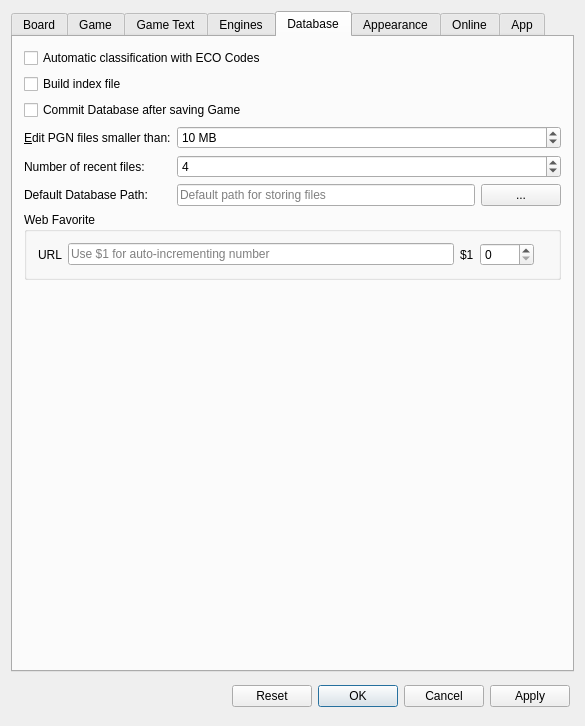
This is src/dialogs/preferences.ui in Isarhamster/chessx as Qt 5 draws it before an edit. The edited form follows.
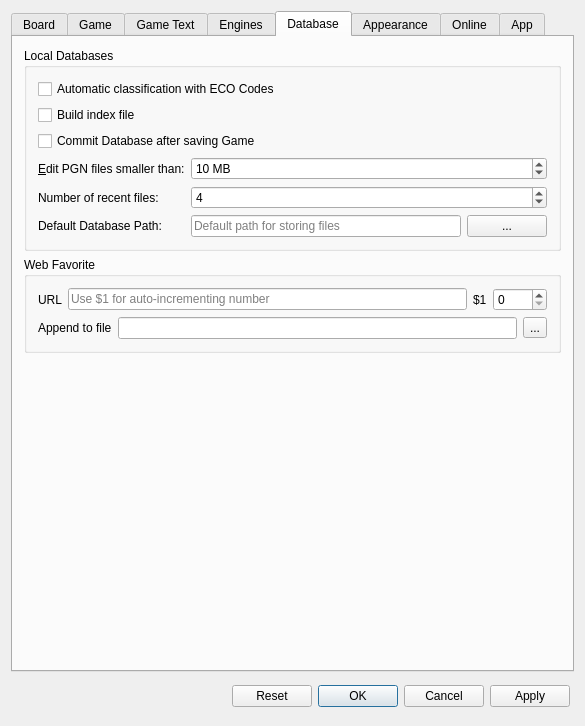
This is the edited form. The open tabs and pages were chosen to show the change. Icons and pictures are not drawn. Custom widgets are drawn as their Qt base class.

The edit to the form file:
```diff
--- a/src/dialogs/preferences.ui
+++ b/src/dialogs/preferences.ui
@@ -1017,6 +1017,12 @@
       </attribute>
       <layout class="QVBoxLayout" name="verticalLayout_10">
        <item>
+        <widget class="QGroupBox" name="groupLocal">
+         <property name="title">
+          <string>Local Databases</string>
+         </property>
+         <layout class="QVBoxLayout" name="verticalLayout_14">
+          <item>
         <widget class="QCheckBox" name="automaticECO">
          <property name="text">
           <string>Automatic classification with ECO Codes</string>
@@ -1127,12 +1133,17 @@
          </item>
         </layout>
        </item>
+         </layout>
+        </widget>
+       </item>
        <item>
         <widget class="QGroupBox" name="anchor_webfavorite">
          <property name="title">
           <string>Web Favorite</string>
          </property>
-         <layout class="QHBoxLayout" name="horizontalLayout_7">
+         <layout class="QVBoxLayout" name="verticalLayout_15">
+          <item>
+           <layout class="QHBoxLayout" name="horizontalLayout_27">
           <item>
            <widget class="QLabel" name="label_11">
             <property name="text">
@@ -1164,12 +1175,45 @@
             </property>
            </widget>
           </item>
+           </layout>
+          </item>
+          <item>
+           <layout class="QHBoxLayout" name="horizontalLayout_7">
           <item>
            <widget class="QLabel" name="label_23">
             <property name="text">
-             <string/>
-            </property>
-           </widget>
+               <string>Append to file</string>
+              </property>
+              <property name="buddy">
+               <cstring>editWebDestination</cstring>
+              </property>
+             </widget>
+            </item>
+            <item>
+             <widget class="QLineEdit" name="editWebDestination">
+              <property name="inputMethodHints">
+               <set>Qt::ImhUrlCharactersOnly</set>
+              </property>
+              <property name="text">
+               <string notr="true"/>
+              </property>
+              <property name="clearButtonEnabled">
+               <bool>true</bool>
+              </property>
+             </widget>
+            </item>
+            <item>
+             <widget class="QToolButton" name="toolSearchWebDestination">
+              <property name="text">
+               <string>...</string>
+              </property>
+              <property name="icon">
+               <iconset resource="../../resources.qrc">
+                <normaloff>:/images/find_pos.png</normaloff>:/images/find_pos.png</iconset>
+              </property>
+             </widget>
+            </item>
+           </layout>
           </item>
          </layout>
         </widget>
```
Left out of the diff: 86 changed lines with no effect on the pictures. Lines whose indentation alone changed are shown as unchanged.
